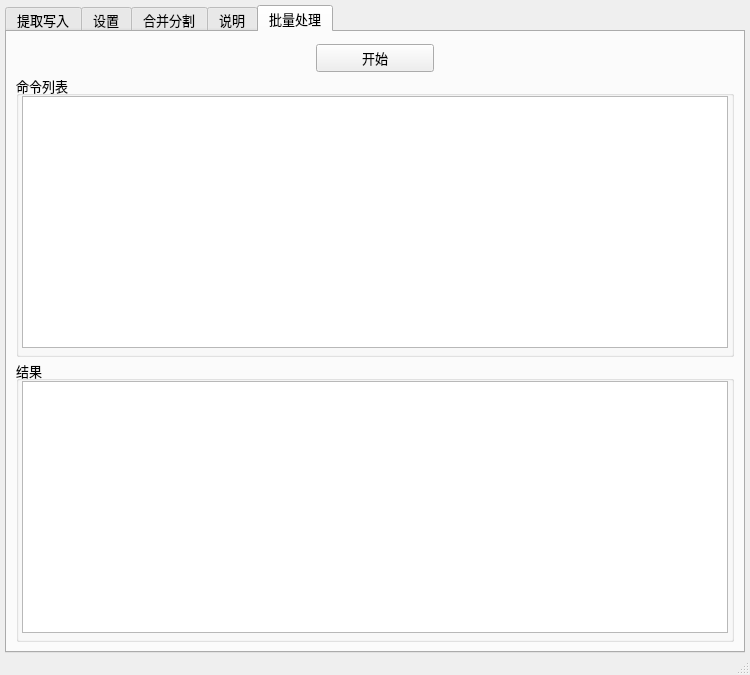
Above: main/ui_mainWindow.ui from satan53x/SExtractor before the change. Below: the same form after it.
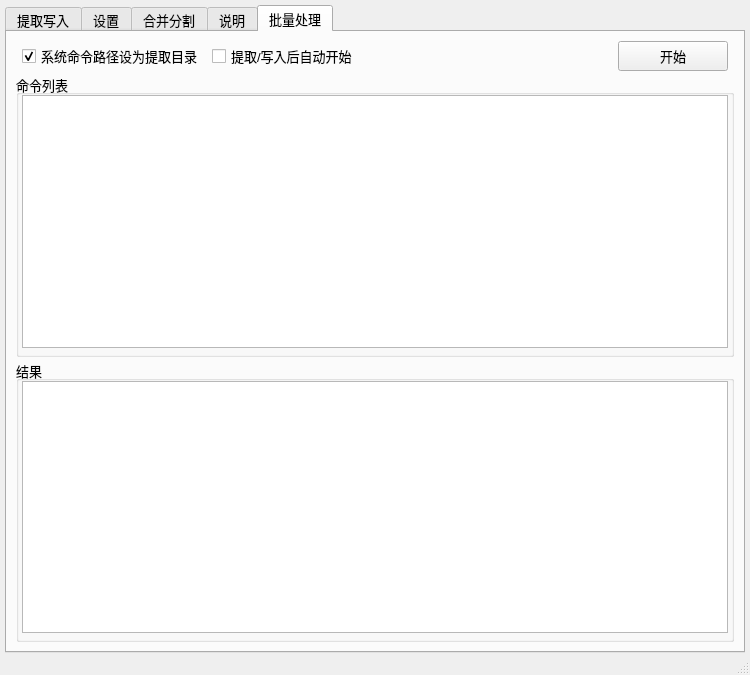
That is the form after the change. The open tabs and pages were chosen to show the change.

Commit message: batch add functions

```diff
--- a/main/ui_mainWindow.ui
+++ b/main/ui_mainWindow.ui
@@ -1665,24 +1665,41 @@
         </property>
         <item>
          <widget class="QWidget" name="widget_13" native="true">
-          <layout class="QHBoxLayout" name="horizontalLayout_14" stretch="5,2,5">
+          <layout class="QHBoxLayout" name="horizontalLayout_14" stretch="0,0,0,0">
            <property name="spacing">
-            <number>3</number>
+            <number>9</number>
            </property>
            <property name="leftMargin">
-            <number>3</number>
+            <number>6</number>
            </property>
            <property name="topMargin">
-            <number>3</number>
+            <number>0</number>
            </property>
            <property name="rightMargin">
-            <number>3</number>
+            <number>6</number>
            </property>
            <property name="bottomMargin">
             <number>0</number>
            </property>
            <item>
-            <spacer name="horizontalSpacer_8">
+            <widget class="QCheckBox" name="batchCmdCurCheck">
+             <property name="text">
+              <string>系统命令路径设为提取目录</string>
+             </property>
+             <property name="checked">
+              <bool>true</bool>
+             </property>
+            </widget>
+           </item>
+           <item>
+            <widget class="QCheckBox" name="batchAutoStartCheck">
+             <property name="text">
+              <string>提取/写入后自动开始</string>
+             </property>
+            </widget>
+           </item>
+           <item>
+            <spacer name="horizontalSpacer_9">
              <property name="orientation">
               <enum>Qt::Horizontal</enum>
              </property>
@@ -1696,24 +1713,17 @@
            </item>
            <item>
             <widget class="QPushButton" name="batchStartButton">
+             <property name="minimumSize">
+              <size>
+               <width>110</width>
+               <height>30</height>
+              </size>
+             </property>
              <property name="text">
               <string>开始</string>
              </property>
             </widget>
            </item>
-           <item>
-            <spacer name="horizontalSpacer_9">
-             <property name="orientation">
-              <enum>Qt::Horizontal</enum>
-             </property>
-             <property name="sizeHint" stdset="0">
-              <size>
-               <width>40</width>
-               <height>20</height>
-              </size>
-             </property>
-            </spacer>
-           </item>
           </layout>
          </widget>
         </item>
```
The commit also changes 4 other files.
